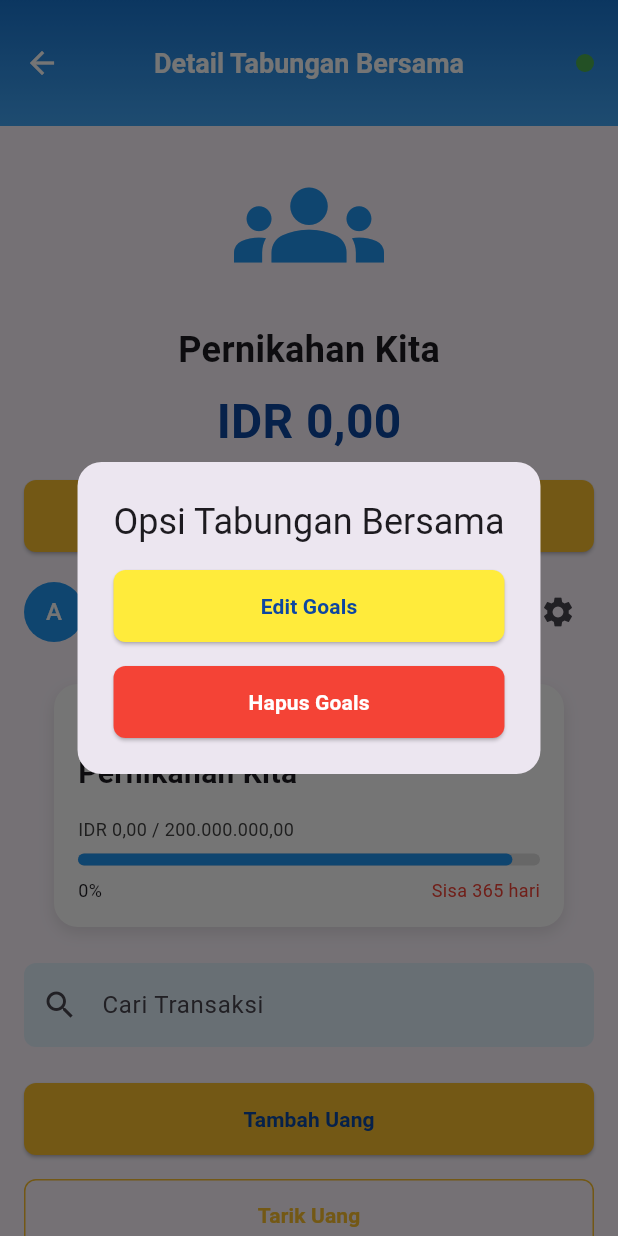
After one commit to RefanzaP/DigiGoals-Project, a Flutter app: the DetailTabunganBersama screen opened directly, after a tap on the "settings" icon, on a phone screen of 412 x 824 dp. The commit adds this screen. Run offline on Flutter 3.47's test engine with Material 3 defaults, Android fonts, the light colour scheme and no system bars.

Commit message:
Buat Tabungan Bersama, Tabungan Bergilir, Detail Tabungan Bersama

```diff
--- /dev/null
+++ b/lib/TabunganBersama/DetailTabunganBersama.dart
@@ -0,0 +1,385 @@
+import 'package:flutter/material.dart';
+
+class DetailTabunganBersama extends StatelessWidget {
+  @override
+  Widget build(BuildContext context) {
+    return Scaffold(
+      appBar: AppBar(
+        backgroundColor: Colors.transparent,
+        flexibleSpace: Container(
+          decoration: BoxDecoration(
+            gradient: LinearGradient(
+              begin: Alignment.topCenter,
+              end: Alignment.bottomCenter,
+              colors: [Colors.blue.shade700, Colors.blue.shade400],
+            ),
+          ),
+        ),
+        elevation: 0,
+        toolbarHeight: 84,
+        titleSpacing: 16,
+        leading: IconButton(
+          icon: Icon(Icons.arrow_back, color: Colors.white),
+          onPressed: () {
+            Navigator.pop(context);
+          },
+        ),
+        title: Text(
+          'Detail Tabungan Bersama',
+          style: TextStyle(
+            color: Colors.white,
+            fontWeight: FontWeight.bold,
+            fontSize: 18,
+          ),
+          textAlign: TextAlign.center,
+        ),
+        centerTitle: true,
+        actions: [
+          Container(
+            margin: EdgeInsets.only(right: 16),
+            height: 12,
+            width: 12,
+            decoration: BoxDecoration(
+              color: Colors.green,
+              shape: BoxShape.circle,
+            ),
+          ),
+        ],
+      ),
+      body: SingleChildScrollView(
+        child: Padding(
+          padding: const EdgeInsets.all(16.0),
+          child: Column(
+            crossAxisAlignment: CrossAxisAlignment.start,
+            children: [
+              Center(
+                child: Column(
+                  children: [
+                    Icon(
+                      Icons.groups,
+                      size: 100,
+                      color: Colors.blue,
+                    ),
+                    SizedBox(height: 16),
+                    Text(
+                      'Pernikahan Kita',
+                      style: TextStyle(
+                        fontSize: 24,
+                        fontWeight: FontWeight.bold,
+                      ),
+                    ),
+                    SizedBox(height: 8),
+                    Text(
+                      'IDR 0,00',
+                      style: TextStyle(
+                        fontSize: 32,
+                        fontWeight: FontWeight.bold,
+                        color: Colors.blue.shade900,
+                      ),
+                    ),
+                    SizedBox(height: 16),
+                    SizedBox(
+                      width: double.infinity,
+                      height: 48,
+                      child: ElevatedButton(
+                        onPressed: () {
+                          Navigator.push(
+                              context,
+                              MaterialPageRoute(
+                                  builder: (context) => NextPage()));
+                        },
+                        style: ElevatedButton.styleFrom(
+                          backgroundColor: Colors.yellow.shade700,
+                          shape: RoundedRectangleBorder(
+                            borderRadius: BorderRadius.circular(8),
+                          ),
+                        ),
+                        child: Text(
+                          'Undang Anggota',
+                          style: TextStyle(
+                            color: Colors.blue.shade900,
+                            fontWeight: FontWeight.bold,
+                          ),
+                        ),
+                      ),
+                    ),
+                    SizedBox(height: 16),
+                    Row(
+                      children: [
+                        for (int i = 0; i < 2; i++)
+                          CircleAvatar(
+                            radius: 20,
+                            backgroundColor: Colors.blue,
+                            child: Text('A',
+                                style: TextStyle(color: Colors.white)),
+                          ),
+                        if (true) // Replace this with the condition to check if there are more than 2 members
+                          CircleAvatar(
+                            radius: 20,
+                            backgroundColor: Colors.grey,
+                            child: Text('+2',
+                                style: TextStyle(color: Colors.white)),
+                          ),
+                        Spacer(),
+                        IconButton(
+                          icon: Icon(Icons.settings),
+                          onPressed: () {
+                            showDialog(
+                              context: context,
+                              builder: (context) => AlertDialog(
+                                shape: RoundedRectangleBorder(
+                                  borderRadius: BorderRadius.circular(16),
+                                ),
+                                title: Center(
+                                    child: Text('Opsi Tabungan Bersama')),
+                                content: Column(
+                                  mainAxisSize: MainAxisSize.min,
+                                  children: [
+                                    SizedBox(
+                                      width: double.infinity,
+                                      height: 48,
+                                      child: ElevatedButton(
+                                        onPressed: () {},
+                                        style: ElevatedButton.styleFrom(
+                                          backgroundColor: Colors.yellow,
+                                          shape: RoundedRectangleBorder(
+                                            borderRadius:
+                                                BorderRadius.circular(8),
+                                          ),
+                                        ),
+                                        child: Text(
+                                          'Edit Goals',
+                                          style: TextStyle(
+                                            color: Colors.blue.shade900,
+                                            fontWeight: FontWeight.bold,
+                                          ),
+                                        ),
+                                      ),
+                                    ),
+                                    SizedBox(height: 16),
+                                    SizedBox(
+                                      width: double.infinity,
+                                      height: 48,
+                                      child: ElevatedButton(
+                                        onPressed: () {},
+                                        style: ElevatedButton.styleFrom(
+                                          backgroundColor: Colors.red,
+                                          shape: RoundedRectangleBorder(
+                                            borderRadius:
+                                                BorderRadius.circular(8),
+                                          ),
+                                        ),
+                                        child: Text(
+                                          'Hapus Goals',
+                                          style: TextStyle(
+                                            color: Colors.white,
+                                            fontWeight: FontWeight.bold,
+                                          ),
+                                        ),
+                                      ),
+                                    ),
+                                  ],
+                                ),
+                              ),
+                            );
+                          },
+                        ),
+                      ],
+                    ),
+                    SizedBox(height: 24),
+                    GestureDetector(
+                      onTap: () {
+                        Navigator.push(
+                            context,
+                            MaterialPageRoute(
+                                builder: (context) => NextPage()));
+                      },
+                      child: Container(
+                        margin: EdgeInsets.symmetric(horizontal: 20),
+                        width: MediaQuery.of(context).size.width - 40,
+                        decoration: BoxDecoration(
+                          color: Colors.white,
+                          borderRadius: BorderRadius.circular(16),
+                          boxShadow: [
+                            BoxShadow(
+                              color: Colors.black.withOpacity(0.1),
+                              blurRadius: 8,
+                              offset: Offset(0, 4),
+                            ),
+                          ],
+                        ),
+                        child: Padding(
+                          padding: const EdgeInsets.all(16),
+                          child: Column(
+                            crossAxisAlignment: CrossAxisAlignment.start,
+                            children: [
+                              Row(
+                                mainAxisAlignment:
+                                    MainAxisAlignment.spaceBetween,
+                                children: [
+                                  Row(
+                                    children: [
+                                      Icon(
+                                        Icons.groups,
+                                        color: Colors.blue,
+                                        size: 24,
+                                      ),
+                                      const SizedBox(width: 8),
+                                      Text(
+                                        'Tabungan Bersama',
+                                        style: TextStyle(
+                                            fontSize: 14,
+                                            fontWeight: FontWeight.w500),
+                                      ),
+                                    ],
+                                  ),
+                                ],
+                              ),
+                              const SizedBox(height: 5),
+                              Text(
+                                'Pernikahan Kita',
+                                style: TextStyle(
+                                  fontWeight: FontWeight.bold,
+                                  fontSize: 20,
+                                ),
+                              ),
+                              const SizedBox(height: 14),
+                              Row(
+                                children: [
+                                  Text(
+                                    'IDR 0,00 / 200.000.000,00',
+                                    style: TextStyle(
+                                        color: Colors.grey[800], fontSize: 12),
+                                  ),
+                                ],
+                              ),
+                              const SizedBox(height: 8),
+                              Stack(
+                                children: [
+                                  Container(
+                                    height: 8,
+                                    decoration: BoxDecoration(
+                                      color: Colors.grey[300],
+                                      borderRadius: BorderRadius.circular(4),
+                                    ),
+                                  ),
+                                  Container(
+                                    height: 8,
+                                    width: MediaQuery.of(context).size.width *
+                                            0.8 -
+                                        40,
+                                    decoration: BoxDecoration(
+                                      color: Colors.blue,
+                                      borderRadius: BorderRadius.circular(4),
+                                    ),
+                                  ),
+                                ],
+                              ),
+                              const SizedBox(height: 8),
+                              Row(
+                                mainAxisAlignment:
+                                    MainAxisAlignment.spaceBetween,
+                                children: [
+                                  Text(
+                                    '0%',
+                                    style: TextStyle(fontSize: 12),
+                                  ),
+                                  Text(
+                                    'Sisa 365 hari',
+                                    style: TextStyle(
+                                      fontSize: 12,
+                                      color: Colors.red,
+                                    ),
+                                  ),
+                                ],
+                              ),
+                            ],
+                          ),
+                        ),
+                      ),
+                    ),
+                  ],
+                ),
+              ),
+              SizedBox(height: 24),
+              TextFormField(
+                decoration: InputDecoration(
+                  prefixIcon: Icon(Icons.search),
+                  fillColor: Colors.blue.shade50,
+                  filled: true,
+                  hintText: 'Cari Transaksi',
+                  border: OutlineInputBorder(
+                    borderRadius: BorderRadius.circular(8),
+                    borderSide: BorderSide.none,
+                  ),
+                ),
+              ),
+              SizedBox(height: 24),
+              SizedBox(
+                width: double.infinity,
+                height: 48,
+                child: ElevatedButton(
+                  onPressed: () {
+                    Navigator.push(context,
+                        MaterialPageRoute(builder: (context) => NextPage()));
+                  },
+                  style: ElevatedButton.styleFrom(
+                    backgroundColor: Colors.yellow.shade700,
+                    shape: RoundedRectangleBorder(
+                      borderRadius: BorderRadius.circular(8),
+                    ),
+                  ),
+                  child: Text(
+                    'Tambah Uang',
+                    style: TextStyle(
+                      color: Colors.blue.shade900,
+                      fontWeight: FontWeight.bold,
+                    ),
+                  ),
+                ),
+              ),
+              SizedBox(height: 16),
+              SizedBox(
+                width: double.infinity,
+                height: 48,
+                child: OutlinedButton(
+                  onPressed: () {
+                    Navigator.push(context,
+                        MaterialPageRoute(builder: (context) => NextPage()));
+                  },
+                  style: OutlinedButton.styleFrom(
+                    side: BorderSide(color: Colors.yellow.shade700),
+                    shape: RoundedRectangleBorder(
+                      borderRadius: BorderRadius.circular(8),
+                    ),
+                  ),
+                  child: Text(
+                    'Tarik Uang',
+                    style: TextStyle(
+                      color: Colors.yellow.shade700,
+                      fontWeight: FontWeight.bold,
+                    ),
+                  ),
+                ),
+              ),
+            ],
+          ),
+        ),
+      ),
+    );
+  }
+}
+
+class NextPage extends StatelessWidget {
+  @override
+  Widget build(BuildContext context) {
+    return Scaffold(
+      appBar: AppBar(
+        title: Text('Next Page'),
+      ),
+      body: Center(
+        child: Text('This is the next page'),
+      ),
+    );
+  }
+}
```
Also changed, not shown: lib/TabunganBergilir/BuatTabunganBergilir.dart (+29 -3 lines), lib/TabunganBersama/BuatTabunganBersama.dart (+84 -7 lines).
